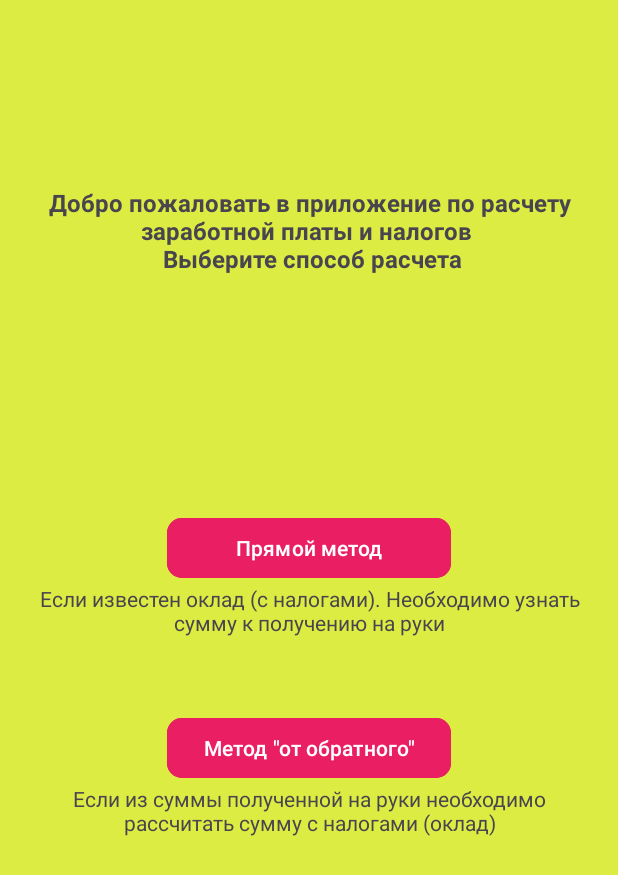
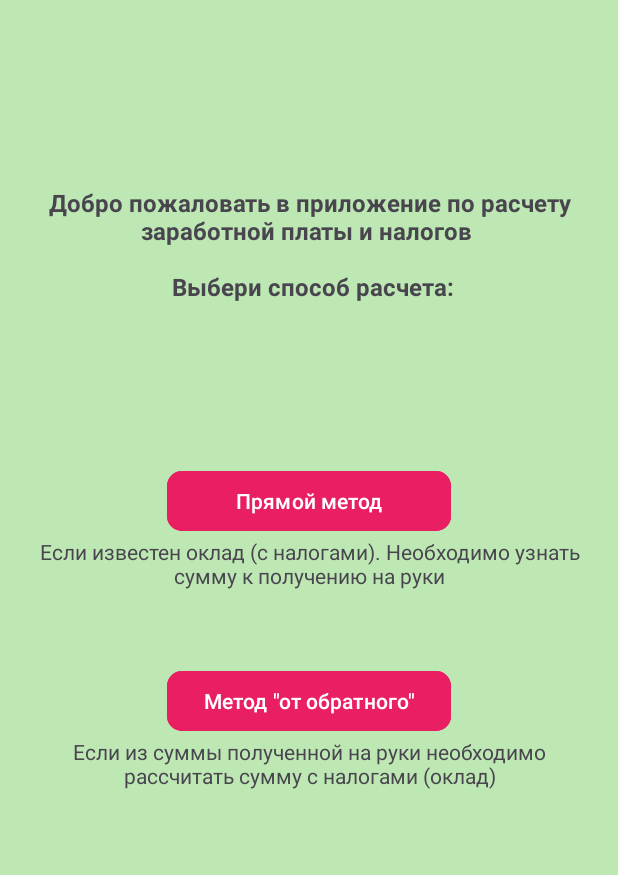
Before and after one commit to zzhalelov/payslip-pro-mobile-java, an Android app: the screen it shows after launch (MainActivity), on a phone screen of 412 x 824 dp. Shown: the top 875 px of the screen. Run offline under Robolectric (Android 15) with nearby library versions, the phone set to English and light mode, and no system bars.

Commit message:
Modify xml acivities

```diff
--- a/app/src/main/res/layout/activity_main.xml
+++ b/app/src/main/res/layout/activity_main.xml
@@ -4,7 +4,7 @@
     xmlns:tools="http://schemas.android.com/tools"
     android:layout_width="match_parent"
     android:layout_height="match_parent"
-    android:background="#DCEC43"
+    android:background="#BEE8B3"
     android:gravity="top"
     android:orientation="vertical"
     android:padding="16dp"
@@ -27,7 +27,7 @@
         android:layout_width="189dp"
         android:layout_height="wrap_content"
         android:layout_gravity="center"
-        android:layout_marginTop="150dp"
+        android:layout_marginTop="100dp"
         android:backgroundTint="#E91E63"
         android:onClick="onClickFirst"
         android:text="Прямой метод"
--- a/app/src/main/res/layout/activity_second.xml
+++ b/app/src/main/res/layout/activity_second.xml
@@ -4,7 +4,7 @@
     xmlns:tools="http://schemas.android.com/tools"
     android:layout_width="match_parent"
     android:layout_height="match_parent"
-    android:background="#DCEC43"
+    android:background="#BEE8B3"
     android:gravity="top"
     android:orientation="vertical"
     android:padding="8dp"
@@ -14,11 +14,11 @@
         android:id="@+id/textViewIntro"
         android:layout_width="match_parent"
         android:layout_height="wrap_content"
+        android:layout_marginTop="100dp"
         android:padding="8dp"
         android:text="@string/insertGross"
         android:textAlignment="center"
         android:textSize="16dp"
-        android:layout_marginTop="100dp"
         android:textStyle="bold" />
 
     <EditText
--- a/app/src/main/res/layout/activity_third.xml
+++ b/app/src/main/res/layout/activity_third.xml
@@ -4,7 +4,7 @@
     xmlns:tools="http://schemas.android.com/tools"
     android:layout_width="match_parent"
     android:layout_height="match_parent"
-    android:background="#DCEC43"
+    android:background="#BEE8B3"
     android:gravity="top"
     android:orientation="vertical"
     android:padding="8dp"
@@ -14,11 +14,11 @@
         android:id="@+id/textViewIntro"
         android:layout_width="match_parent"
         android:layout_height="wrap_content"
+        android:layout_marginTop="100dp"
         android:padding="8dp"
         android:text="@string/insertNet"
         android:textAlignment="center"
         android:textSize="16dp"
-        android:layout_marginTop="100dp"
         android:textStyle="bold" />
 
     <EditText
--- a/app/src/main/res/values/strings.xml
+++ b/app/src/main/res/values/strings.xml
@@ -3,7 +3,7 @@
     <string name="insertGross">ВВЕДИ СУММУ К НАЧИСЛЕНИЮ:</string>
     <string name="insertNet">ВВЕДИ СУММУ НА РУКИ:</string>
     <string name="hintInsertGross">Введи сумму</string>
-    <string name="welcomeText">Добро пожаловать в приложение по расчету заработной платы и налогов \n Выберите способ расчета</string>
+    <string name="welcomeText">Добро пожаловать в приложение по расчету заработной платы и налогов \n \n Выбери способ расчета:</string>
     <string name="description1">Если известен оклад (с налогами). Необходимо узнать сумму к получению на "руки"</string>
     <string name="description2">Если из суммы полученной на руки необходимо рассчитать сумму с налогами (оклад)</string>
     <string name="resultOnHand">К получению на руки: </string>
```
